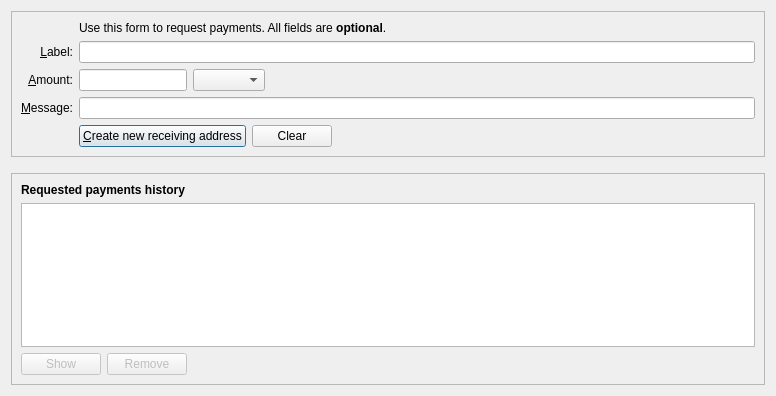
Before: the Qt Designer form src/qt/forms/convertcoinsdialog.ui in joshdoman/peerfed, drawn with Qt 5.
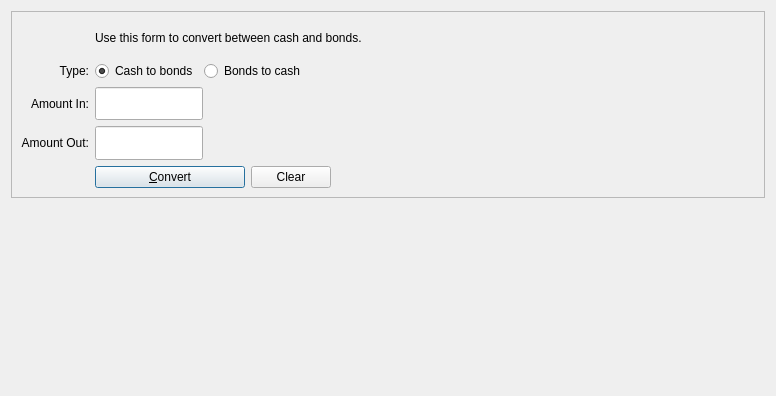
After: the same form once the commit is applied. Icons and pictures are not drawn. Custom widgets are drawn as their Qt base class.

Commit message: very basic conversion ui

```diff
--- a/src/qt/forms/convertcoinsdialog.ui
+++ b/src/qt/forms/convertcoinsdialog.ui
@@ -28,13 +28,42 @@
      <layout class="QVBoxLayout" name="verticalLayout_3">
       <item>
        <layout class="QGridLayout" name="gridLayout">
+       <item row="2" column="0">
+        <widget class="QLabel" name="type">
+         <property name="toolTip">
+          <string>Select the conversion type.</string>
+         </property>
+         <property name="text">
+          <string>Type:</string>
+         </property>
+         <property name="alignment">
+          <set>Qt::AlignRight|Qt::AlignTrailing|Qt::AlignVCenter</set>
+         </property>
+        </widget>
+       </item>
+        <item row="3" column="0">
+         <widget class="QLabel" name="labelIn">
+          <property name="toolTip">
+           <string>An optional amount to request. Leave this empty or zero to not request a specific amount.</string>
+          </property>
+          <property name="text">
+           <string>Amount In:</string>
+          </property>
+          <property name="alignment">
+           <set>Qt::AlignRight|Qt::AlignTrailing|Qt::AlignVCenter</set>
+          </property>
+          <property name="buddy">
+           <cstring>reqAmountIn</cstring>
+          </property>
+         </widget>
+        </item>
         <item row="5" column="0">
          <widget class="QLabel" name="label">
           <property name="toolTip">
            <string>An optional amount to request. Leave this empty or zero to not request a specific amount.</string>
           </property>
           <property name="text">
-           <string>&amp;Amount:</string>
+           <string>Amount Out:</string>
           </property>
           <property name="alignment">
            <set>Qt::AlignRight|Qt::AlignTrailing|Qt::AlignVCenter</set>
@@ -44,63 +73,60 @@
           </property>
          </widget>
         </item>
-        <item row="6" column="0">
-         <widget class="QLabel" name="label_3">
-          <property name="toolTip">
-           <string>An optional message to attach to the payment request, which will be displayed when the request is opened. Note: The message will not be sent with the payment over the Bitcoin network.</string>
-          </property>
-          <property name="text">
-           <string>&amp;Message:</string>
-          </property>
-          <property name="alignment">
-           <set>Qt::AlignRight|Qt::AlignTrailing|Qt::AlignVCenter</set>
-          </property>
-          <property name="buddy">
-           <cstring>reqMessage</cstring>
-          </property>
-         </widget>
-        </item>
-        <item row="4" column="2">
-         <widget class="QLineEdit" name="reqLabel">
-          <property name="toolTip">
-           <string>An optional label to associate with the new receiving address (used by you to identify an invoice).  It is also attached to the payment request.</string>
-          </property>
-         </widget>
-        </item>
-        <item row="2" column="2">
+        <item row="1" column="2">
          <widget class="QLabel" name="label_5">
           <property name="text">
-           <string>Use this form to request payments. All fields are &lt;b&gt;optional&lt;/b&gt;.</string>
+           <string>Use this form to convert between cash and bonds.</string>
           </property>
          </widget>
         </item>
-        <item row="4" column="0">
-         <widget class="QLabel" name="label_2">
-          <property name="toolTip">
-           <string>An optional label to associate with the new receiving address.</string>
-          </property>
-          <property name="text">
-           <string>&amp;Label:</string>
-          </property>
-          <property name="alignment">
-           <set>Qt::AlignRight|Qt::AlignTrailing|Qt::AlignVCenter</set>
-          </property>
-          <property name="buddy">
-           <cstring>reqLabel</cstring>
-          </property>
-         </widget>
-        </item>
-        <item row="6" column="2">
-         <widget class="QLineEdit" name="reqMessage">
-          <property name="toolTip">
-           <string>An optional message that is attached to the payment request and may be displayed to the sender.</string>
-          </property>
-         </widget>
-        </item>
-        <item row="7" column="2">
+        <item row="2" column="2">
          <layout class="QHBoxLayout" name="horizontalLayout">
+         <item>
+          <widget class="QRadioButton" name="radioTypeCashIn">
+           <property name="text">
+            <string>Cash to bonds</string>
+           </property>
+           <property name="checked">
+            <bool>true</bool>
+           </property>
+           <attribute name="buttonGroup">
+            <string notr="true">groupType</string>
+           </attribute>
+          </widget>
+         </item>
+         <item>
+          <widget class="QRadioButton" name="radioTypeBondIn">
+           <property name="text">
+            <string>Bonds to cash</string>
+           </property>
+           <property name="checked">
+            <bool>false</bool>
+           </property>
+           <attribute name="buttonGroup">
+            <string notr="true">groupType</string>
+           </attribute>
+          </widget>
+         </item>
           <item>
-           <widget class="QPushButton" name="receiveButton">
+           <spacer name="horizontalSpacer">
+            <property name="orientation">
+             <enum>Qt::Horizontal</enum>
+            </property>
+            <property name="sizeHint" stdset="0">
+             <size>
+              <width>40</width>
+              <height>20</height>
+             </size>
+            </property>
+           </spacer>
+          </item>
+         </layout>
+        </item>
+        <item row="7" column="2">
+         <layout class="QHBoxLayout" name="horizontalLayout_2">
+          <item>
+           <widget class="QPushButton" name="convertButton">
             <property name="minimumSize">
              <size>
               <width>150</width>
@@ -108,7 +134,7 @@
              </size>
             </property>
             <property name="text">
-             <string>&amp;Create new receiving address</string>
+             <string>&amp;Convert</string>
             </property>
             <property name="icon">
              <iconset resource="../bitcoin.qrc">
@@ -146,7 +172,7 @@
            </widget>
           </item>
           <item>
-           <spacer name="horizontalSpacer">
+           <spacer name="horizontalSpacer_2">
             <property name="orientation">
              <enum>Qt::Horizontal</enum>
             </property>
@@ -167,8 +193,8 @@
           </property>
          </widget>
         </item>
-        <item row="5" column="2">
-         <layout class="QHBoxLayout" name="horizontalLayout_6">
+        <item row="3" column="2">
+         <layout class="QHBoxLayout" name="horizontalLayout_3">
           <item>
            <widget class="BitcoinAmountField" name="reqAmount">
             <property name="sizePolicy">
@@ -194,25 +220,6 @@
             </property>
            </widget>
           </item>
-          <item>
-           <widget class="QComboBox" name="addressType">
-            <property name="sizePolicy">
-             <sizepolicy hsizetype="Fixed" vsizetype="Fixed">
-              <horstretch>0</horstretch>
-              <verstretch>0</verstretch>
-             </sizepolicy>
-            </property>
-            <property name="maximumSize">
-             <size>
-              <width>1000</width>
-              <height>16777215</height>
-             </size>
-            </property>
-            <property name="focusPolicy">
-             <enum>Qt::StrongFocus</enum>
-            </property>
-           </widget>
-          </item>
           <item>
            <spacer name="horizontalSpacer_3">
             <property name="orientation">
@@ -228,6 +235,48 @@
           </item>
          </layout>
         </item>
+        <item row="5" column="2">
+         <layout class="QHBoxLayout" name="horizontalLayout_2">
+          <item>
+           <widget class="BitcoinAmountField" name="reqAmountOut">
+            <property name="sizePolicy">
+             <sizepolicy hsizetype="Fixed" vsizetype="Fixed">
+              <horstretch>0</horstretch>
+              <verstretch>0</verstretch>
+             </sizepolicy>
+            </property>
+            <property name="minimumSize">
+             <size>
+              <width>80</width>
+              <height>0</height>
+             </size>
+            </property>
+            <property name="maximumSize">
+             <size>
+              <width>1000</width>
+              <height>100</height>
+             </size>
+            </property>
+            <property name="toolTip">
+             <string>An optional amount to request. Leave this empty or zero to not request a specific amount.</string>
+            </property>
+           </widget>
+          </item>
+          <item>
+           <spacer name="horizontalSpacer_4">
+            <property name="orientation">
+             <enum>Qt::Horizontal</enum>
+            </property>
+            <property name="sizeHint" stdset="0">
+             <size>
+              <width>0</width>
+              <height>0</height>
+             </size>
+            </property>
+           </spacer>
+          </item>
+         </layout>
+        </item>
        </layout>
       </item>
      </layout>
@@ -246,107 +295,6 @@
      </property>
     </spacer>
    </item>
-   <item>
-    <widget class="QFrame" name="frame">
-     <property name="sizePolicy">
-      <sizepolicy hsizetype="Preferred" vsizetype="Expanding">
-       <horstretch>0</horstretch>
-       <verstretch>0</verstretch>
-      </sizepolicy>
-     </property>
-     <property name="frameShape">
-      <enum>QFrame::StyledPanel</enum>
-     </property>
-     <property name="frameShadow">
-      <enum>QFrame::Raised</enum>
-     </property>
-     <layout class="QVBoxLayout" name="verticalLayout_2">
-      <item>
-       <widget class="QLabel" name="label_6">
-        <property name="font">
-         <font>
-          <weight>75</weight>
-          <bold>true</bold>
-         </font>
-        </property>
-        <property name="text">
-         <string>Requested payments history</string>
-        </property>
-       </widget>
-      </item>
-      <item>
-       <widget class="QTableView" name="recentRequestsView">
-        <property name="contextMenuPolicy">
-         <enum>Qt::CustomContextMenu</enum>
-        </property>
-        <property name="tabKeyNavigation">
-         <bool>false</bool>
-        </property>
-        <property name="sortingEnabled">
-         <bool>true</bool>
-        </property>
-       </widget>
-      </item>
-      <item>
-       <layout class="QHBoxLayout" name="horizontalLayout_2">
-        <item>
-         <widget class="QPushButton" name="showRequestButton">
-          <property name="enabled">
-           <bool>false</bool>
-          </property>
-          <property name="toolTip">
-           <string>Show the selected request (does the same as double clicking an entry)</string>
-          </property>
-          <property name="text">
-           <string>Show</string>
-          </property>
-          <property name="icon">
-           <iconset resource="../bitcoin.qrc">
-            <normaloff>:/icons/eye</normaloff>:/icons/eye</iconset>
-          </property>
-          <property name="autoDefault">
-           <bool>false</bool>
-          </property>
-         </widget>
-        </item>
-        <item>
-         <widget class="QPushButton" name="removeRequestButton">
-          <property name="enabled">
-           <bool>false</bool>
-          </property>
-          <property name="toolTip">
-           <string>Remove the selected entries from the list</string>
-          </property>
-          <property name="text">
-           <string>Remove</string>
-          </property>
-          <property name="icon">
-           <iconset resource="../bitcoin.qrc">
-            <normaloff>:/icons/remove</normaloff>:/icons/remove</iconset>
-          </property>
-          <property name="autoDefault">
-           <bool>false</bool>
-          </property>
-         </widget>
-        </item>
-        <item>
-         <spacer name="horizontalSpacer_2">
-          <property name="orientation">
-           <enum>Qt::Horizontal</enum>
-          </property>
-          <property name="sizeHint" stdset="0">
-           <size>
-            <width>40</width>
-            <height>20</height>
-           </size>
-          </property>
-         </spacer>
-        </item>
-       </layout>
-      </item>
-     </layout>
-    </widget>
-   </item>
   </layout>
  </widget>
  <customwidgets>
```
Left out of the diff: 24 changed lines with no effect on the pictures. The commit also changes 2 other files.
